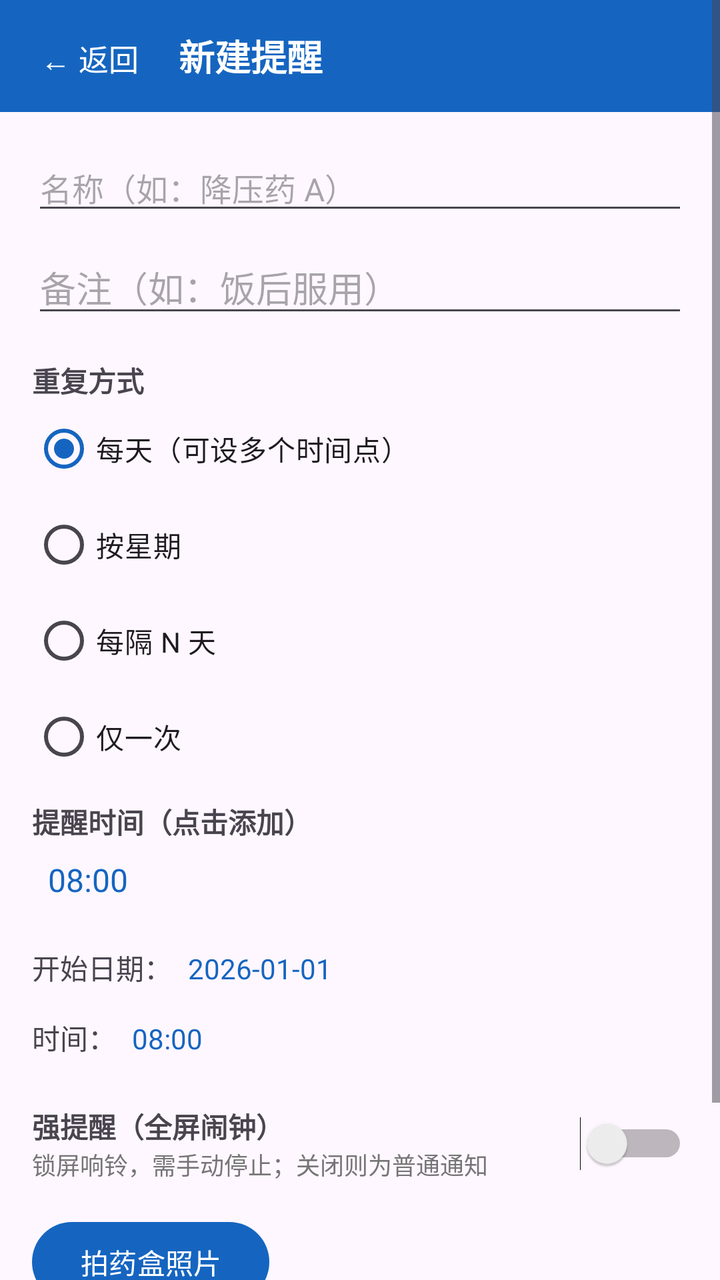
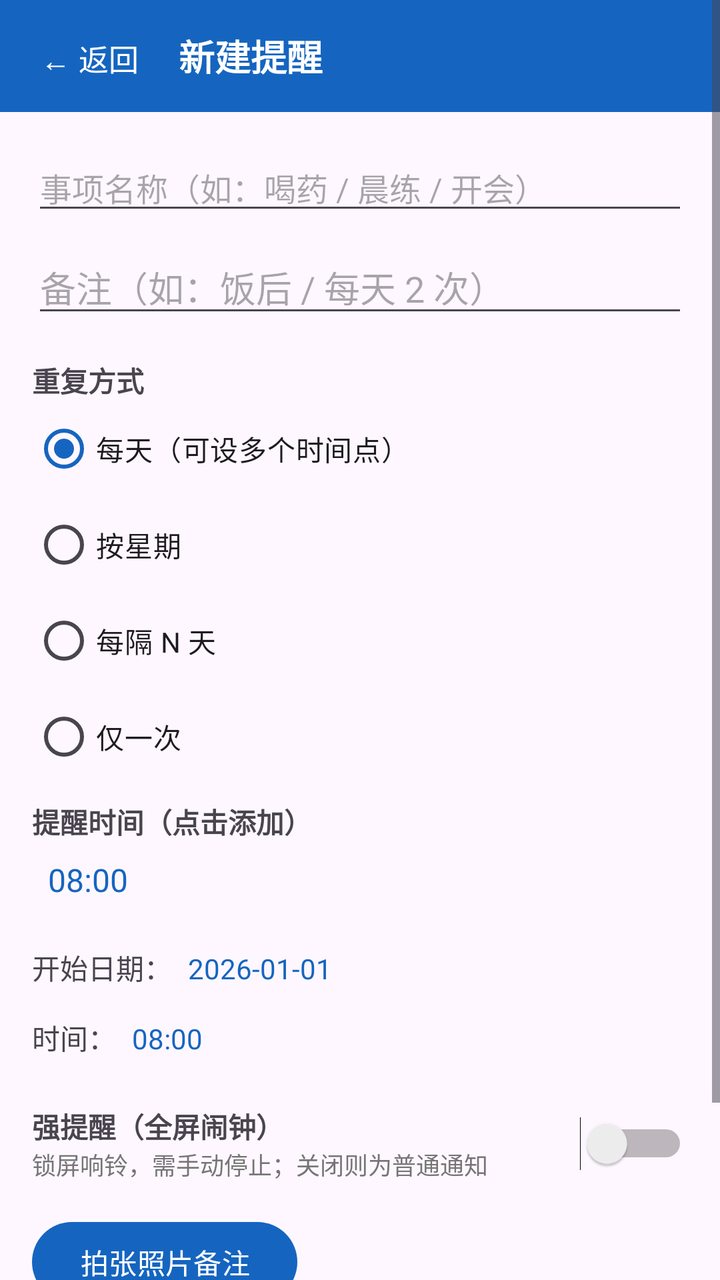

Before-and-after screenshots of an Android layout around one commit, followed by the original layout XML and the change that was made.
<!-- AndroidManifest.xml: application theme Theme.MedReminder -->
<!-- res/layout/activity_edit.xml -->
<?xml version="1.0" encoding="utf-8"?>
<ScrollView xmlns:android="http://schemas.android.com/apk/res/android"
    android:layout_width="match_parent"
    android:layout_height="match_parent"
    android:fillViewport="true">

    <LinearLayout
        android:layout_width="match_parent"
        android:layout_height="wrap_content"
        android:orientation="vertical">

        
        <LinearLayout
            android:id="@+id/topBar"
            android:layout_width="match_parent"
            android:layout_height="56dp"
            android:background="#1565C0"
            android:gravity="center_vertical"
            android:orientation="horizontal"
            android:paddingHorizontal="8dp">

            <Button
                android:id="@+id/btnBack"
                android:layout_width="wrap_content"
                android:layout_height="40dp"
                android:background="?attr/selectableItemBackgroundBorderless"
                android:minWidth="0dp"
                android:paddingHorizontal="12dp"
                android:text="← 返回"
                android:textColor="#FFFFFF"
                android:textSize="15sp" />

            <TextView
                android:id="@+id/tvEditTitle"
                android:layout_width="0dp"
                android:layout_height="wrap_content"
                android:layout_marginStart="8dp"
                android:layout_weight="1"
                android:text="新建提醒"
                android:textColor="#FFFFFF"
                android:textSize="18sp"
                android:textStyle="bold" />
        </LinearLayout>

        <LinearLayout
            android:layout_width="match_parent"
            android:layout_height="wrap_content"
            android:orientation="vertical"
            android:padding="16dp">

            <EditText
                android:id="@+id/etTitle"
                android:layout_width="match_parent"
                android:layout_height="wrap_content"
                android:hint="名称（如：降压药 A）"
                android:inputType="text"
                android:textSize="16sp" />

            <EditText
                android:id="@+id/etNote"
                android:layout_width="match_parent"
                android:layout_height="wrap_content"
                android:layout_marginTop="8dp"
                android:hint="备注（如：饭后服用）"
                android:inputType="text" />

            <TextView
                android:layout_width="wrap_content"
                android:layout_height="wrap_content"
                android:layout_marginTop="16dp"
                android:text="重复方式"
                android:textStyle="bold" />

            <RadioGroup
                android:id="@+id/rgType"
                android:layout_width="match_parent"
                android:layout_height="wrap_content"
                android:orientation="vertical">

                <RadioButton
                    android:id="@+id/rbDaily"
                    android:layout_width="wrap_content"
                    android:layout_height="wrap_content"
                    android:checked="true"
                    android:text="每天（可设多个时间点）" />

                <RadioButton
                    android:id="@+id/rbWeekly"
                    android:layout_width="wrap_content"
                    android:layout_height="wrap_content"
                    android:text="按星期" />

                <RadioButton
                    android:id="@+id/rbInterval"
                    android:layout_width="wrap_content"
                    android:layout_height="wrap_content"
                    android:text="每隔 N 天" />

                <RadioButton
                    android:id="@+id/rbOnce"
                    android:layout_width="wrap_content"
                    android:layout_height="wrap_content"
                    android:text="仅一次" />
            </RadioGroup>

            
            <TextView
                android:id="@+id/tvTimesLabel"
                android:layout_width="wrap_content"
                android:layout_height="wrap_content"
                android:layout_marginTop="8dp"
                android:text="提醒时间（点击添加）"
                android:textStyle="bold" />

            <TextView
                android:id="@+id/tvTimes"
                android:layout_width="match_parent"
                android:layout_height="wrap_content"
                android:background="?attr/selectableItemBackground"
                android:padding="8dp"
                android:text="08:00"
                android:textColor="#1565C0"
                android:textSize="16sp" />

            
            <LinearLayout
                android:id="@+id/llWeek"
                android:layout_width="match_parent"
                android:layout_height="wrap_content"
                android:layout_marginTop="4dp"
                android:orientation="vertical"
                android:visibility="gone">

                <LinearLayout
                    android:layout_width="match_parent"
                    android:layout_height="wrap_content"
                    android:orientation="horizontal">

                    <CheckBox
                        android:id="@+id/cbMon"
                        android:layout_width="0dp"
                        android:layout_height="wrap_content"
                        android:layout_weight="1"
                        android:checked="true"
                        android:text="一" />

                    <CheckBox
                        android:id="@+id/cbTue"
                        android:layout_width="0dp"
                        android:layout_height="wrap_content"
                        android:layout_weight="1"
                        android:checked="true"
                        android:text="二" />

                    <CheckBox
                        android:id="@+id/cbWed"
                        android:layout_width="0dp"
                        android:layout_height="wrap_content"
                        android:layout_weight="1"
                        android:checked="true"
                        android:text="三" />

                    <CheckBox
                        android:id="@+id/cbThu"
                        android:layout_width="0dp"
                        android:layout_height="wrap_content"
                        android:layout_weight="1"
                        android:checked="true"
                        android:text="四" />
                </LinearLayout>

                <LinearLayout
                    android:layout_width="match_parent"
                    android:layout_height="wrap_content"
                    android:orientation="horizontal">

                    <CheckBox
                        android:id="@+id/cbFri"
                        android:layout_width="0dp"
                        android:layout_height="wrap_content"
                        android:layout_weight="1"
                        android:checked="true"
                        android:text="五" />

                    <CheckBox
                        android:id="@+id/cbSat"
                        android:layout_width="0dp"
                        android:layout_height="wrap_content"
                        android:layout_weight="1"
                        android:checked="true"
                        android:text="六" />

                    <CheckBox
                        android:id="@+id/cbSun"
                        android:layout_width="0dp"
                        android:layout_height="wrap_content"
                        android:layout_weight="1"
                        android:checked="true"
                        android:text="日" />
                </LinearLayout>
            </LinearLayout>

            
            <LinearLayout
                android:id="@+id/rowInterval"
                android:layout_width="match_parent"
                android:layout_height="wrap_content"
                android:layout_marginTop="8dp"
                android:gravity="center_vertical"
                android:orientation="horizontal"
                android:visibility="gone">

                <TextView
                    android:layout_width="wrap_content"
                    android:layout_height="wrap_content"
                    android:text="每隔" />

                <EditText
                    android:id="@+id/etIntervalDays"
                    android:layout_width="80dp"
                    android:layout_height="wrap_content"
                    android:layout_marginHorizontal="8dp"
                    android:inputType="number"
                    android:text="2" />

                <TextView
                    android:layout_width="wrap_content"
                    android:layout_height="wrap_content"
                    android:text="天一次" />
            </LinearLayout>

            
            <LinearLayout
                android:id="@+id/rowStartDate"
                android:layout_width="match_parent"
                android:layout_height="wrap_content"
                android:layout_marginTop="8dp"
                android:orientation="horizontal">

                <TextView
                    android:layout_width="wrap_content"
                    android:layout_height="wrap_content"
                    android:text="开始日期：" />

                <TextView
                    android:id="@+id/tvStartDate"
                    android:layout_width="wrap_content"
                    android:layout_height="wrap_content"
                    android:background="?attr/selectableItemBackground"
                    android:padding="8dp"
                    android:text="2026-01-01"
                    android:textColor="#1565C0" />
            </LinearLayout>

            <LinearLayout
                android:id="@+id/rowStartTime"
                android:layout_width="match_parent"
                android:layout_height="wrap_content"
                android:orientation="horizontal">

                <TextView
                    android:layout_width="wrap_content"
                    android:layout_height="wrap_content"
                    android:text="时间：" />

                <TextView
                    android:id="@+id/tvStartTime"
                    android:layout_width="wrap_content"
                    android:layout_height="wrap_content"
                    android:background="?attr/selectableItemBackground"
                    android:padding="8dp"
                    android:text="08:00"
                    android:textColor="#1565C0" />
            </LinearLayout>

            
            <LinearLayout
                android:id="@+id/rowOnce"
                android:layout_width="match_parent"
                android:layout_height="wrap_content"
                android:orientation="horizontal"
                android:visibility="gone">

                <TextView
                    android:layout_width="wrap_content"
                    android:layout_height="wrap_content"
                    android:text="提醒时间：" />

                <TextView
                    android:id="@+id/tvOnceTime"
                    android:layout_width="wrap_content"
                    android:layout_height="wrap_content"
                    android:background="?attr/selectableItemBackground"
                    android:padding="8dp"
                    android:text="08:00"
                    android:textColor="#1565C0" />
            </LinearLayout>

            
            <LinearLayout
                android:layout_width="match_parent"
                android:layout_height="wrap_content"
                android:layout_marginTop="16dp"
                android:gravity="center_vertical"
                android:orientation="horizontal">

                <LinearLayout
                    android:layout_width="0dp"
                    android:layout_height="wrap_content"
                    android:layout_weight="1"
                    android:orientation="vertical">

                    <TextView
                        android:layout_width="wrap_content"
                        android:layout_height="wrap_content"
                        android:text="强提醒（全屏闹钟）"
                        android:textStyle="bold" />

                    <TextView
                        android:layout_width="wrap_content"
                        android:layout_height="wrap_content"
                        android:text="锁屏响铃，需手动停止；关闭则为普通通知"
                        android:textColor="#757575"
                        android:textSize="12sp" />
                </LinearLayout>

                <Switch
                    android:id="@+id/swFullAlarm"
                    android:layout_width="wrap_content"
                    android:layout_height="wrap_content" />
            </LinearLayout>

            
            <LinearLayout
                android:layout_width="match_parent"
                android:layout_height="wrap_content"
                android:layout_marginTop="16dp"
                android:gravity="center_vertical"
                android:orientation="horizontal">

                <Button
                    android:id="@+id/btnTakePhoto"
                    android:layout_width="wrap_content"
                    android:layout_height="wrap_content"
                    android:text="拍药盒照片" />

                <TextView
                    android:id="@+id/tvPhotoName"
                    android:layout_width="wrap_content"
                    android:layout_height="wrap_content"
                    android:layout_marginStart="12dp"
                    android:textColor="#43A047" />
            </LinearLayout>

            <LinearLayout
                android:layout_width="match_parent"
                android:layout_height="wrap_content"
                android:layout_marginTop="24dp"
                android:orientation="horizontal">

                <Button
                    android:id="@+id/btnDelete2"
                    android:layout_width="0dp"
                    android:layout_height="wrap_content"
                    android:layout_weight="1"
                    android:backgroundTint="#E53935"
                    android:text="@string/delete"
                    android:textColor="#FFFFFF" />

                <Button
                    android:id="@+id/btnSave"
                    android:layout_width="0dp"
                    android:layout_height="wrap_content"
                    android:layout_marginStart="12dp"
                    android:layout_weight="2"
                    android:text="@string/save" />
            </LinearLayout>
        </LinearLayout>
    </LinearLayout>
</ScrollView>
<!-- resources referenced by this layout -->
<resources>
  <string name="delete">删除</string>
  <string name="save">保存</string>
  <style name="Theme.MedReminder" parent="Theme.Material3.Light.NoActionBar">
          <item name="colorPrimary">#1565C0</item>
          <item name="colorOnPrimary">#FFFFFF</item>
          <item name="colorPrimaryContainer">#E3F2FD</item>
          <item name="android:statusBarColor">#1565C0</item>
      </style>
</resources>

<!-- the commit's change to res/layout/activity_edit.xml (unified diff, before → after) -->
@@ -52,7 +52,7 @@
                 android:id="@+id/etTitle"
                 android:layout_width="match_parent"
                 android:layout_height="wrap_content"
-                android:hint="名称（如：降压药 A）"
+                android:hint="事项名称（如：喝药 / 晨练 / 开会）"
                 android:inputType="text"
                 android:textSize="16sp" />
 
@@ -61,7 +61,7 @@
                 android:layout_width="match_parent"
                 android:layout_height="wrap_content"
                 android:layout_marginTop="8dp"
-                android:hint="备注（如：饭后服用）"
+                android:hint="备注（如：饭后 / 每天 2 次）"
                 android:inputType="text" />
 
             <TextView
@@ -342,7 +342,7 @@
                     android:id="@+id/btnTakePhoto"
                     android:layout_width="wrap_content"
                     android:layout_height="wrap_content"
-                    android:text="拍药盒照片" />
+                    android:text="拍张照片备注" />
 
                 <TextView
                     android:id="@+id/tvPhotoName"
